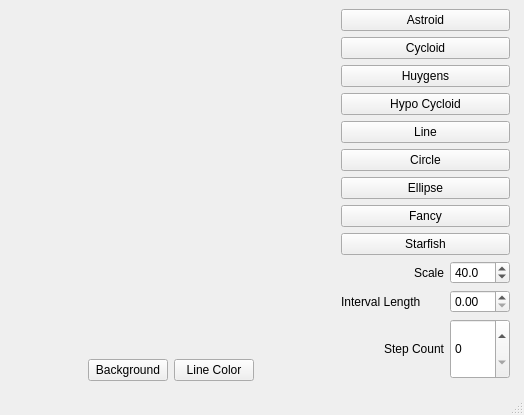
Above: mainwindow.ui from crisalgi/QtCurvesCPP before the change. Below: the same form after it.
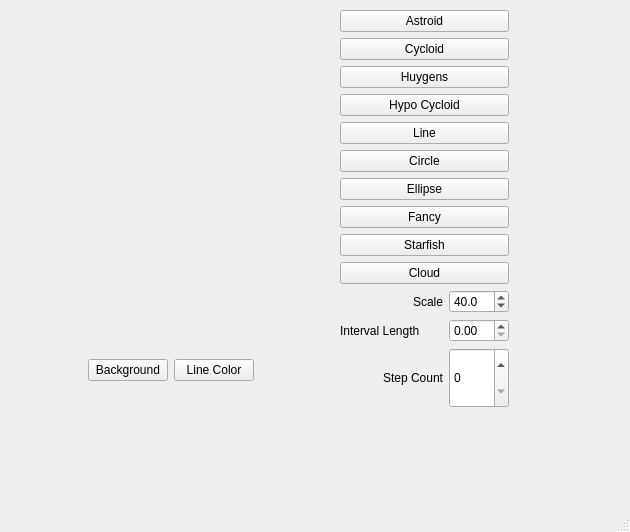
That is the form after the change. Custom widgets are drawn as their Qt base class.

Commit message: cloud shape added!

The edit to the form file:
```diff
--- a/mainwindow.ui
+++ b/mainwindow.ui
@@ -6,8 +6,8 @@
    <rect>
     <x>0</x>
     <y>0</y>
-    <width>524</width>
-    <height>415</height>
+    <width>630</width>
+    <height>532</height>
    </rect>
   </property>
   <property name="sizePolicy">
@@ -82,10 +82,10 @@
    <widget class="QWidget" name="">
     <property name="geometry">
      <rect>
-      <x>341</x>
-      <y>9</y>
+      <x>340</x>
+      <y>10</y>
       <width>169</width>
-      <height>377</height>
+      <height>408</height>
      </rect>
     </property>
     <layout class="QVBoxLayout" name="verticalLayout">
@@ -152,6 +152,13 @@
        </property>
       </widget>
      </item>
+     <item>
+      <widget class="QPushButton" name="btnCloud">
+       <property name="text">
+        <string>Cloud</string>
+       </property>
+      </widget>
+     </item>
      <item>
       <layout class="QHBoxLayout" name="horizontalLayout">
        <item>
```
Left out of the diff: 2 changed lines with no effect on the pictures. The commit also changes 4 other files.
